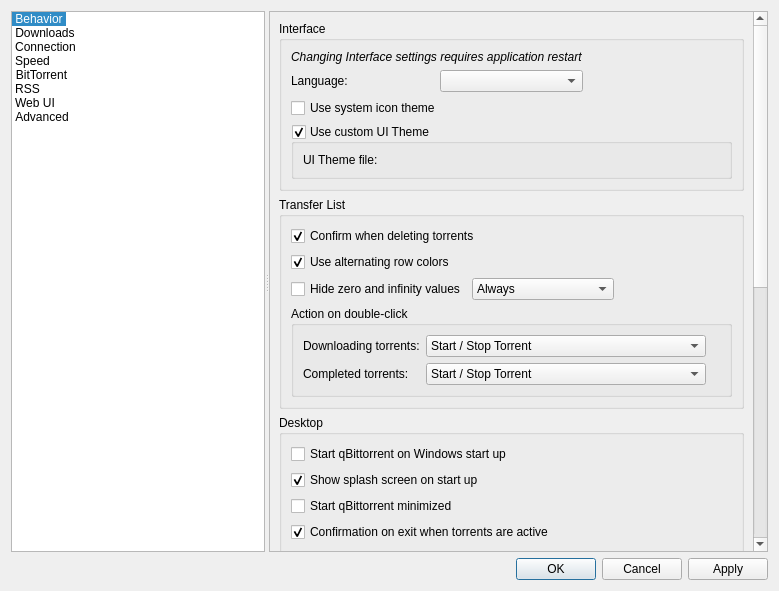
The window that src/gui/optionsdialog.ui (SysAdminDoc/qBittorrent-Vanced) describes before a commit, drawn with Qt 5.
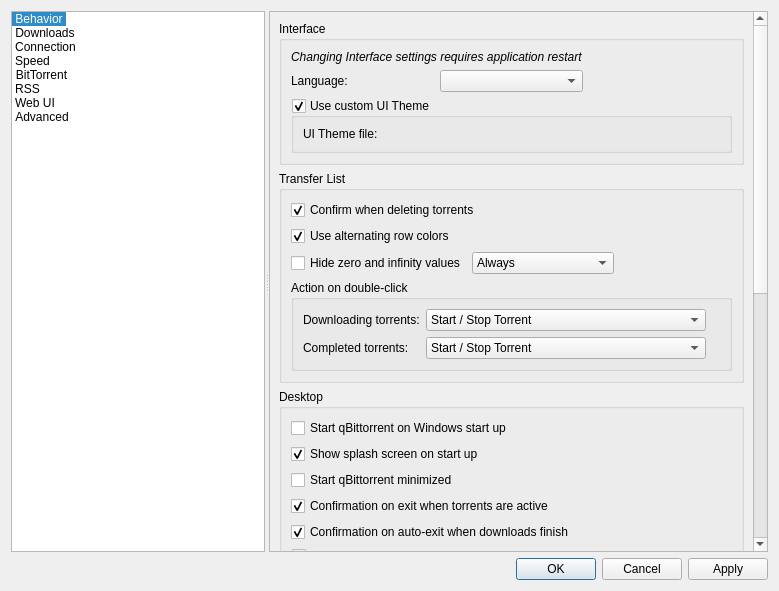
The same window after the commit. Custom widgets are drawn as their Qt base class.

Commit message:
Remove option of using icons from system theme
PR #17292.
Closes #17150.

Diff of the .ui file:
```diff
--- a/src/gui/optionsdialog.ui
+++ b/src/gui/optionsdialog.ui
@@ -175,13 +175,6 @@
                  </property>
                 </widget>
                </item>
-               <item row="2" column="0" colspan="2">
-                <widget class="QCheckBox" name="checkUseSystemIcon">
-                 <property name="text">
-                  <string>Use system icon theme</string>
-                 </property>
-                </widget>
-               </item>
                <item row="1" column="1">
                 <widget class="QComboBox" name="comboI18n">
                  <property name="minimumSize">
```
Left out of the diff: 1 changed line with no effect on the pictures. The commit also changes 5 other files.
